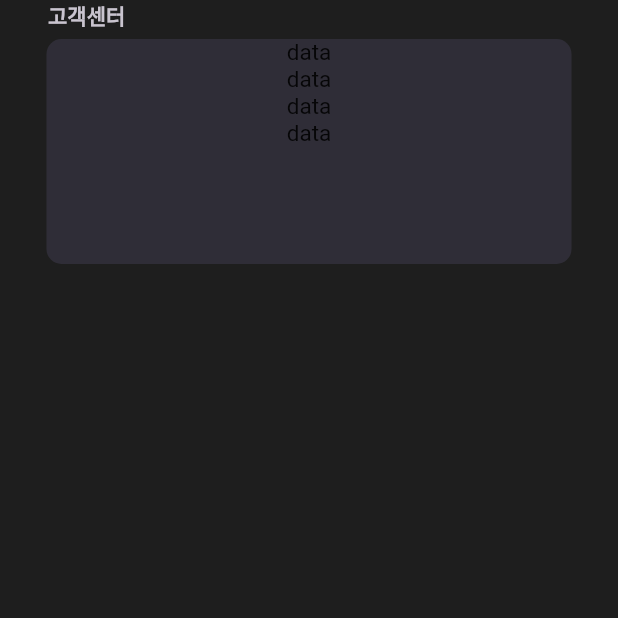
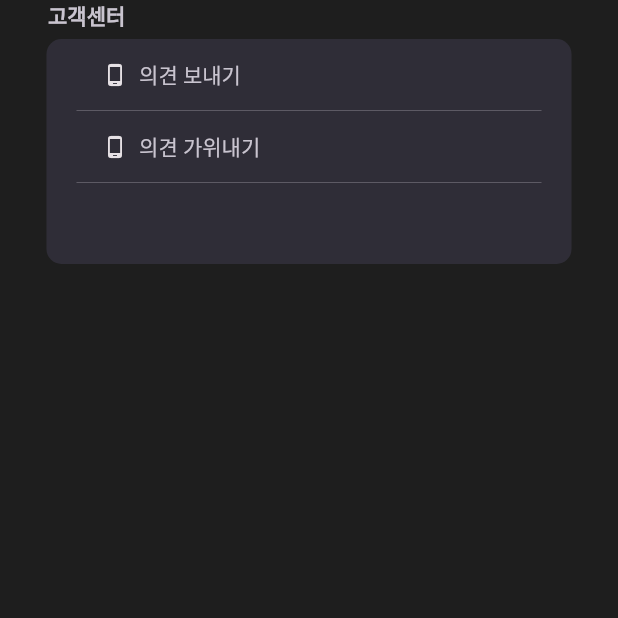
Before and after one commit to dmsvk0217/holydiary, a Flutter app: the SettingPage screen opened directly, on a phone screen of 412 x 824 dp, the top half of it. Run offline on Flutter 3.47's test engine with Material 2 defaults, Android fonts, the phone set to English and light mode, and no system bars; our stand-ins replace accordion, cloud_firestore, firebase_auth, firebase_core, flutter_dotenv, get and 2 more; missing offline and left inert: flutterfire_ui; accounts and stored records are empty.

Commit message:
setting_page ui

```diff
--- a/lib/view/pages/setting_page.dart
+++ b/lib/view/pages/setting_page.dart
@@ -34,12 +34,62 @@ class SettingPage extends StatelessWidget {
               borderRadius: BorderRadius.circular(10),
               color: ColorManager.textfield,
             ),
-            child: const Column(
+            child: Column(
               children: [
-                Text("data"),
-                Text("data"),
-                Text("data"),
-                Text("data"),
+                Row(
+                  children: [
+                    const SizedBox(
+                      width: 30,
+                    ),
+                    TextButton.icon(
+                      onPressed: () {},
+                      icon: Icon(
+                        Icons.phone_android,
+                        size: 16,
+                        color: ColorManager.navIcon,
+                      ),
+                      label: Text(
+                        "의견 보내기",
+                        style: TextStyle(
+                            fontSize: FontSize.s14, color: ColorManager.text),
+                      ),
+                    ),
+                  ],
+                ),
+                Divider(
+                  color: ColorManager.text,
+                  thickness: 0.2,
+                  height: 0,
+                  indent: 20,
+                  endIndent: 20,
+                ),
+                Row(
+                  children: [
+                    const SizedBox(
+                      width: 30,
+                    ),
+                    TextButton.icon(
+                      onPressed: () {},
+                      icon: Icon(
+                        Icons.phone_android,
+                        size: 16,
+                        color: ColorManager.navIcon,
+                      ),
+                      label: Text(
+                        "의견 가위내기",
+                        style: TextStyle(
+                            fontSize: FontSize.s14, color: ColorManager.text),
+                      ),
+                    ),
+                  ],
+                ),
+                Divider(
+                  color: ColorManager.text,
+                  thickness: 0.2,
+                  height: 0,
+                  indent: 20,
+                  endIndent: 20,
+                ),
               ],
             ),
           ),
```
